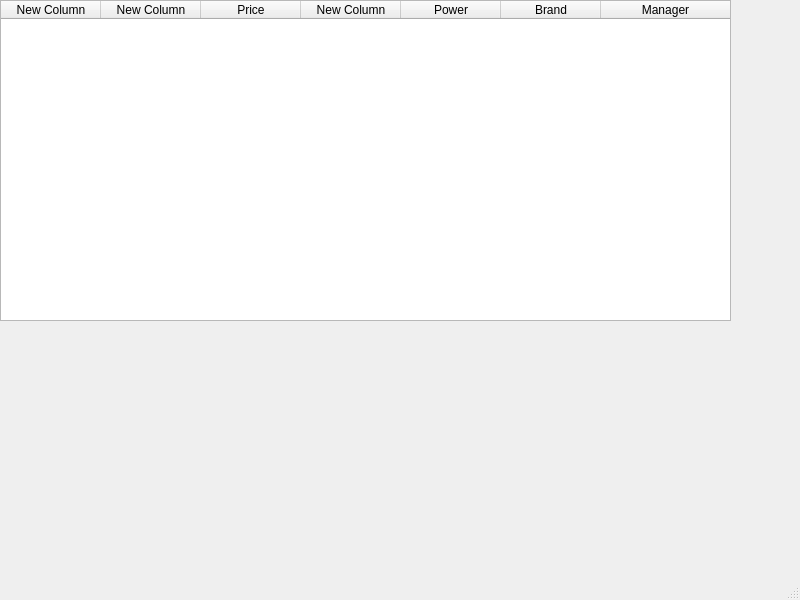
Before: the Qt Designer form mainwindow.ui in DmitriiKJ/FinalProject, drawn with Qt 5.
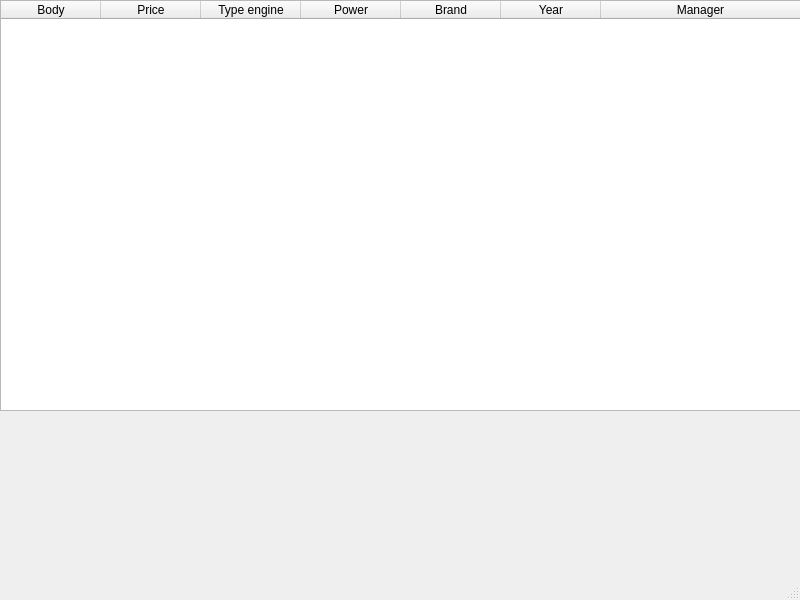
After: the same form once the commit is applied.

What changed in the file:
```diff
--- a/mainwindow.ui
+++ b/mainwindow.ui
@@ -22,8 +22,8 @@
      <rect>
       <x>0</x>
       <y>0</y>
-      <width>731</width>
-      <height>321</height>
+      <width>801</width>
+      <height>411</height>
      </rect>
     </property>
     <property name="sortingEnabled">
@@ -34,12 +34,7 @@
     </attribute>
     <column>
      <property name="text">
-      <string>New Column</string>
-     </property>
-    </column>
-    <column>
-     <property name="text">
-      <string>New Column</string>
+      <string>Body</string>
      </property>
     </column>
     <column>
@@ -49,7 +44,7 @@
     </column>
     <column>
      <property name="text">
-      <string>New Column</string>
+      <string>Type engine</string>
      </property>
     </column>
     <column>
@@ -62,6 +57,11 @@
       <string>Brand</string>
      </property>
     </column>
+    <column>
+     <property name="text">
+      <string>Year</string>
+     </property>
+    </column>
     <column>
      <property name="text">
       <string>Manager</string>
```
